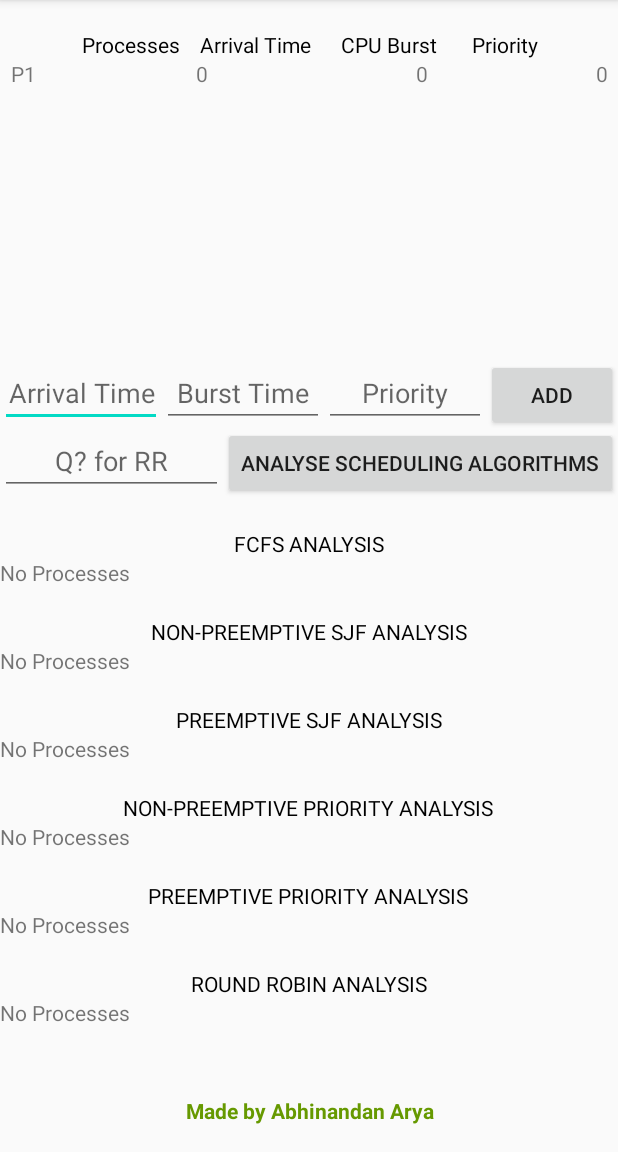
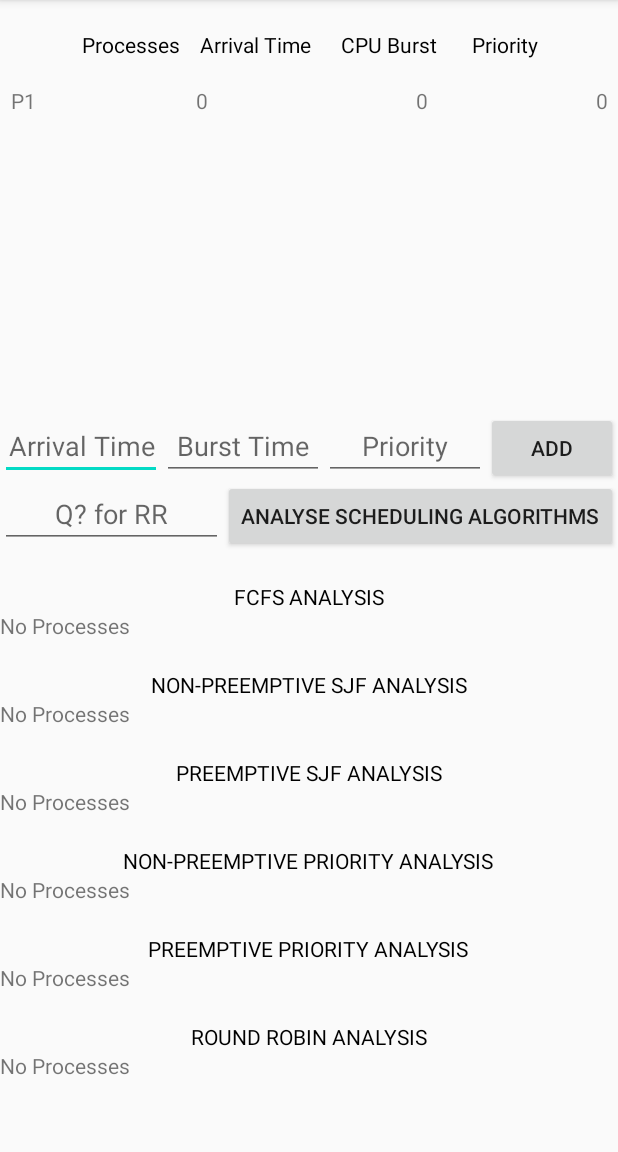
Before and after one commit to abhinandanarya06/CPU-Scheduling-Analyser, an Android app: the screen it shows after launch (MainActivity), after a tap on "ADD", on a phone screen of 412 x 824 dp, the part 84-1236 px from its top. Run offline under Robolectric (Android 15) with nearby library versions, the phone set to English and light mode, and no system bars; our stand-ins replace data binding.

Commit message:
ownnership textview removed

```diff
--- a/app/src/main/java/in/ac/dducollegedu/analyser/MainActivity.java
+++ b/app/src/main/java/in/ac/dducollegedu/analyser/MainActivity.java
@@ -69,7 +69,7 @@ public class MainActivity extends AppCompatActivity {
                     burstTime = Integer.parseInt(burstB.getText().toString());
                     priority = Integer.parseInt(priorityB.getText().toString());
                 } catch(Exception e) {
-                    Toast.makeText(MainActivity.this, "Assuming blank entries to be 0", Toast.LENGTH_SHORT).show();
+                    Toast.makeText(MainActivity.this, "Please fill blank entries !", Toast.LENGTH_SHORT).show();
                 }
                 /*
                  * Creating new Process and setting above given inputs to
--- a/app/src/main/res/layout/activity_main.xml
+++ b/app/src/main/res/layout/activity_main.xml
@@ -124,9 +124,10 @@
     <ScrollView
         android:id="@+id/output_scroll"
         android:layout_width="0dp"
-        android:layout_height="380dp"
+        android:layout_height="400dp"
         android:layout_marginEnd="1dp"
         android:layout_marginRight="1dp"
+        app:layout_constraintBottom_toBottomOf="parent"
         app:layout_constraintEnd_toEndOf="parent"
         app:layout_constraintStart_toStartOf="parent"
         app:layout_constraintTop_toBottomOf="@+id/calculate_button">
@@ -228,17 +229,5 @@
         </LinearLayout>
     </ScrollView>
 
-    <TextView
-        android:id="@+id/ownership"
-        android:layout_width="match_parent"
-        android:layout_height="30dp"
-        android:gravity="center"
-        android:text="@string/made_by_abhinandan_arya"
-        android:textColor="@android:color/holo_green_dark"
-        android:textStyle="bold"
-        app:layout_constraintBottom_toBottomOf="parent"
-        app:layout_constraintEnd_toEndOf="parent"
-        app:layout_constraintStart_toStartOf="parent"
-        app:layout_constraintTop_toBottomOf="@id/output_scroll" />
 </androidx.constraintlayout.widget.ConstraintLayout>
 </layout>
```
